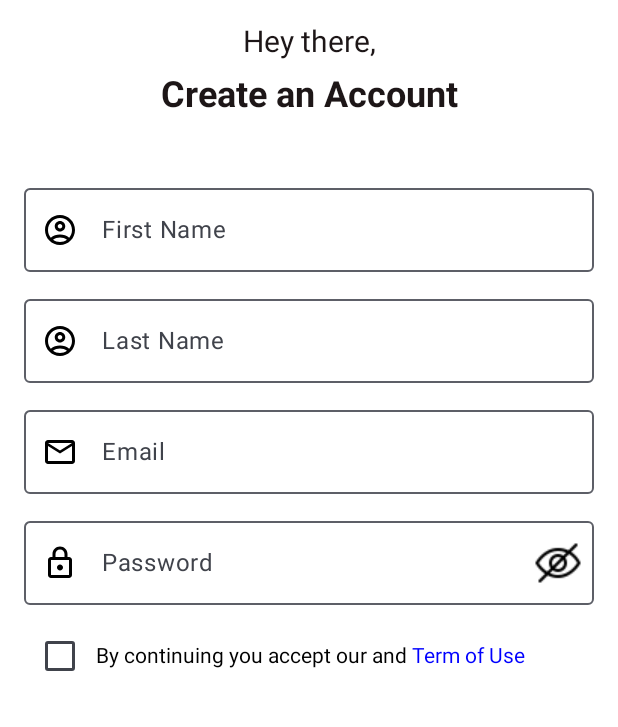
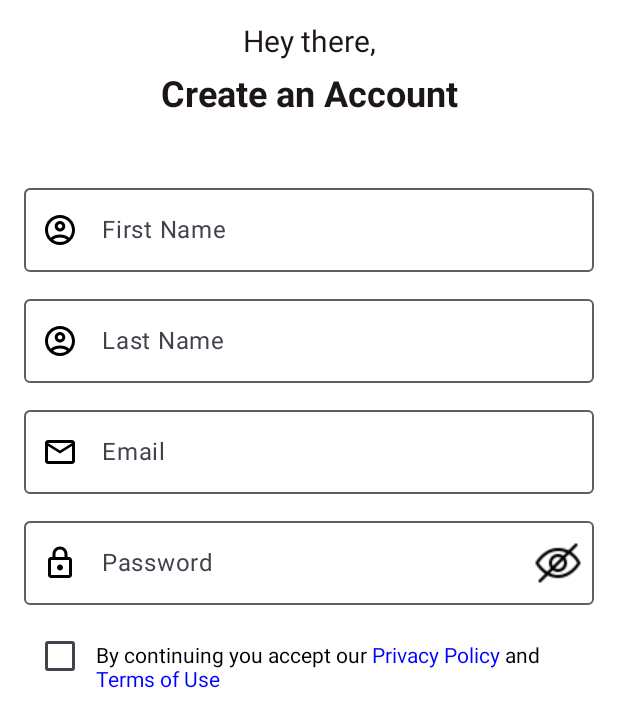
Before and after one commit to VISHALCHAND007/LoginApp_Jetpack_Compose, an Android app built with Jetpack Compose: the screen it shows after launch (MainActivity), on a phone screen of 412 x 824 dp. Shown: the top 727 px of the screen. Run offline under Robolectric (Android 15) with nearby library versions, the phone set to English and light mode, and no system bars.

Commit message:
Added the Terms and conditions component.

```diff
--- a/app/src/main/java/com/example/login/components/AppComponents.kt
+++ b/app/src/main/java/com/example/login/components/AppComponents.kt
@@ -1,8 +1,10 @@
 package com.example.login.components
 
+import androidx.compose.foundation.layout.Arrangement
 import androidx.compose.foundation.layout.Row
 import androidx.compose.foundation.layout.fillMaxWidth
 import androidx.compose.foundation.layout.height
+import androidx.compose.foundation.layout.heightIn
 import androidx.compose.foundation.text.ClickableText
 import androidx.compose.foundation.text.KeyboardActions
 import androidx.compose.foundation.text.KeyboardOptions
@@ -22,6 +24,7 @@ import androidx.compose.ui.Modifier
 import androidx.compose.ui.graphics.Color
 import androidx.compose.ui.graphics.vector.ImageVector
 import androidx.compose.ui.input.key.Key
+import androidx.compose.ui.modifier.modifierLocalMapOf
 import androidx.compose.ui.platform.LocalTextInputService
 import androidx.compose.ui.platform.textInputServiceFactory
 import androidx.compose.ui.res.colorResource
@@ -182,16 +185,14 @@ fun TermsAndConditions(
     val termsOfUse = stringResource(id = R.string.terms_of_use)
     val termsAndConditionsStr = buildAnnotatedString {
         append(initialString)
-        withStyle(
-            style = SpanStyle(
-                color = Color.Blue
-            )
-        ) {
-            {
+        append(" ")
+        withStyle(style = SpanStyle(color = Color.Blue)) {
+            run {
                 pushStringAnnotation(tag = privacyPolicy, annotation = privacyPolicy)
-                append(privacyPolicy)
             }
+            append(privacyPolicy)
         }
+
         append(" and ")
         withStyle(style = SpanStyle(color = Color.Blue)) {
             pushStringAnnotation(tag = termsOfUse, annotation = termsOfUse)
@@ -199,17 +200,22 @@ fun TermsAndConditions(
         }
     }
 
-
     Row(
-        verticalAlignment = Alignment.CenterVertically
+        verticalAlignment = Alignment.Bottom,
+        modifier = Modifier
+            .fillMaxWidth(),
+        horizontalArrangement = Arrangement.Start
     ) {
-        Checkbox(checked = isCheckBoxClicked, onCheckedChange = {
-            isCheckBoxClicked = !isCheckBoxClicked
-        })
-        ClickableText(text = termsAndConditionsStr, onClick = { offSet ->
+        Checkbox(
+            checked = isCheckBoxClicked, onCheckedChange = {
+                isCheckBoxClicked = !isCheckBoxClicked
+                onCheckBoxClicked(isCheckBoxClicked)
+            })
+        ClickableText(
+            text = termsAndConditionsStr, onClick = { offSet ->
             termsAndConditionsStr.getStringAnnotations(offSet, offSet)
                 .firstOrNull()?.also { span ->
-                    if(span.item == termsOfUse || span.item == privacyPolicy) {
+                    if (span.item == termsOfUse || span.item == privacyPolicy) {
                         onTextClicked(span.item)
                     }
                 }
--- a/app/src/main/res/values/strings.xml
+++ b/app/src/main/res/values/strings.xml
@@ -13,5 +13,5 @@
     <string name="terms_and_conditions">By continuing you accept our</string>
     <string name="privacy_policy">Privacy Policy</string>
     <string name="and">and</string>
-    <string name="terms_of_use">Term of Use</string>
+    <string name="terms_of_use">Terms of Use</string>
 </resources>
```
